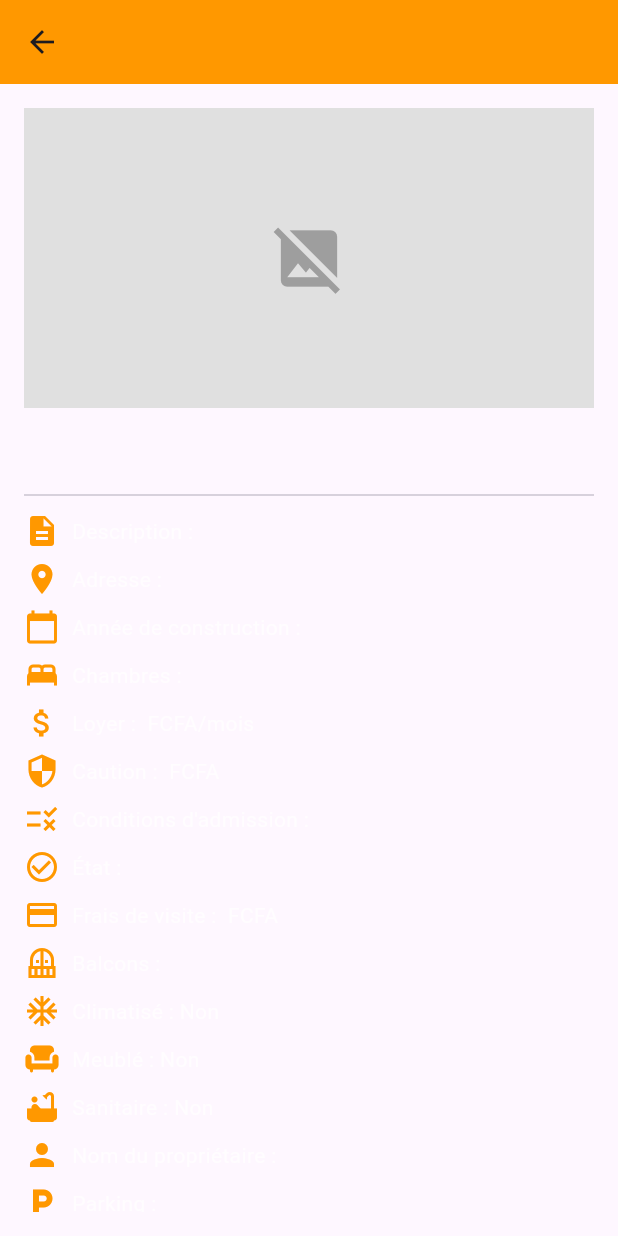
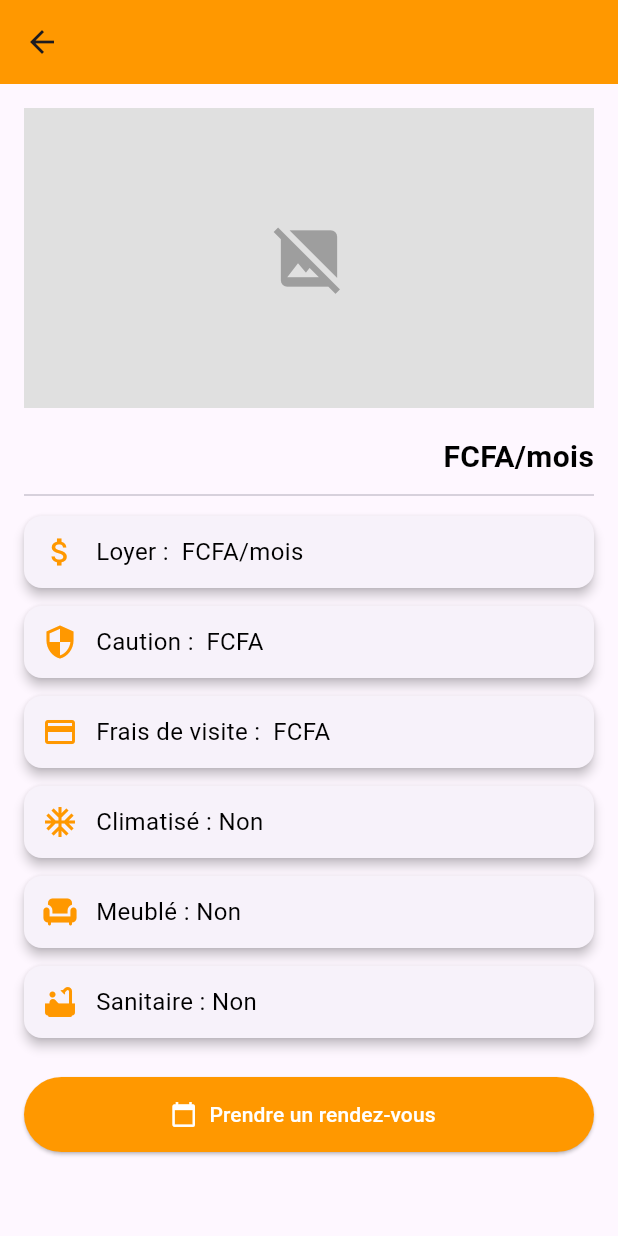
Before and after one commit to Honorine684/flutterDay05, a Flutter app: the LogementDetailsPage screen opened directly with empty values, on a phone screen of 412 x 824 dp. Run offline on Flutter 3.47's test engine with Material 3 defaults, Android fonts, the phone set to English and light mode, and no system bars; our stand-ins replace cloud_firestore, firebase_auth, firebase_core, flutter_image_compress, google_maps_flutter, google_sign_in and 1 more; accounts and stored records are empty; network calls fail.

Commit message:
[Ajout]Merge des branches de houeefa et arrangement du design

```diff
--- a/houeffa_log/lib/auth/auth_service.dart
+++ b/houeffa_log/lib/auth/auth_service.dart
@@ -64,7 +64,7 @@ class AuthService {
       return userCredential.user;
     } on FirebaseAuthException catch (e) {
       debugPrint("Erreur lors de l'inscription : ${e.message}");
-      throw e;
+      rethrow;
     }
   }
 
@@ -79,7 +79,7 @@ class AuthService {
       return userCredential.user;
     } on FirebaseAuthException catch (e) {
       debugPrint("Erreur lors de la connexion : ${e.message}");
-      throw e;
+      rethrow;
     }
   }
 
@@ -121,7 +121,7 @@ class AuthService {
       debugPrint("Email de vérification envoyé à ${user.email}");
     } on FirebaseAuthException catch (e) {
       debugPrint("Erreur lors de l'envoi de l'email : ${e.message}");
-      throw e;
+      rethrow;
     }
   }
 
--- a/houeffa_log/lib/main.dart
+++ b/houeffa_log/lib/main.dart
@@ -114,8 +114,8 @@ class _MainScreenState extends State<MainScreen> {
           opacity: animation,
           child: child,
         ),
+        key: ValueKey<int>(_selectedIndex),
         child: _pages[_selectedIndex],
-        key: ValueKey<int>(_selectedIndex),
       ),
       bottomNavigationBar: BottomNavigationBar(
         currentIndex: _selectedIndex,
--- a/houeffa_log/lib/screens/home_screen.dart
+++ b/houeffa_log/lib/screens/home_screen.dart
@@ -149,6 +149,36 @@ class _HomePageState extends State<HomeScreen> {
                                     style: TextStyle(color: Colors.black.withOpacity(0.6)),
                                   ),
                                   const SizedBox(height: 8),
+
+                                  // 👉 Ajout des 3 icônes sous la description
+                                  Row(
+                                    mainAxisAlignment: MainAxisAlignment.spaceEvenly,
+                                    children: [
+                                      Row(
+                                        children: [
+                                          const Icon(Icons.bed, color: Colors.orange),
+                                          const SizedBox(width: 4),
+                                          Text('${logement['chambres'] ?? 0} ch.')
+                                        ],
+                                      ),
+                                      Row(
+                                        children: [
+                                          const Icon(Icons.square_foot, color: Colors.orange),
+                                          const SizedBox(width: 4),
+                                          Text('${logement['surface'] ?? 'N/D'} m²')
+                                        ],
+                                      ),
+                                      Row(
+                                        children: [
+                                          const Icon(Icons.info, color: Colors.orange),
+                                          const SizedBox(width: 4),
+                                          Text(logement['statut'] ?? 'N/D')
+                                        ],
+                                      ),
+                                    ],
+                                  ),
+
+                                  const SizedBox(height: 8),
                                   Align(
                                     alignment: Alignment.centerRight,
                                     child: TextButton(
--- a/houeffa_log/lib/screens/logementDetailsPage.dart
+++ b/houeffa_log/lib/screens/logementDetailsPage.dart
@@ -1,28 +1,42 @@
 import 'package:flutter/material.dart';
 import 'package:cloud_firestore/cloud_firestore.dart';
 import 'dart:convert';
+
+import 'package:houeffa_log/ui/reservation.dart';
 
 class LogementDetailsPage extends StatelessWidget {
   final DocumentSnapshot logement;
 
   const LogementDetailsPage({super.key, required this.logement});
 
-  Widget _buildInfoRow(IconData icon, String label, String? value) {
-    return Padding(
-      padding: const EdgeInsets.symmetric(vertical: 4.0),
+  Widget _buildInfoCard(IconData icon, String label, dynamic value) {
+    return value != null && value.toString().trim().isNotEmpty
+        ? Card(
+            elevation: 3,
+            margin: const EdgeInsets.symmetric(vertical: 6.0),
+            shape: RoundedRectangleBorder(
+              borderRadius: BorderRadius.circular(12.0),
+            ),
+            child: Padding(
+              padding: const EdgeInsets.all(12.0),
               child: Row(
                 children: [
                   Icon(icon, color: Colors.orange),
-          const SizedBox(width: 8),
+                  const SizedBox(width: 12),
                   Expanded(
                     child: Text(
-              "$label : ${value ?? 'Non spécifié'}",
-              style: TextStyle(color: Colors.white.withOpacity(0.7)),
+                      "$label : $value",
+                      style: const TextStyle(
+                        color: Colors.black,
+                        fontSize: 16,
+                      ),
                     ),
                   ),
                 ],
               ),
-    );
+            ),
+          )
+        : const SizedBox();
   }
 
   @override
@@ -32,7 +46,6 @@ class LogementDetailsPage extends StatelessWidget {
       logement['photo2'],
       logement['photo3'],
     ].whereType<String>().where((photo) => photo.isNotEmpty).toList();
-
 
     return Scaffold(
       appBar: AppBar(
@@ -45,6 +58,7 @@ class LogementDetailsPage extends StatelessWidget {
           child: Column(
             crossAxisAlignment: CrossAxisAlignment.start,
             children: [
+              // Affichage des photos
               photos.isNotEmpty
                   ? Column(
                       children: [
@@ -88,35 +102,60 @@ class LogementDetailsPage extends StatelessWidget {
                         color: Colors.grey,
                       ),
                     ),
+
               const SizedBox(height: 16),
-              Text(
+
+              Row(
+  mainAxisAlignment: MainAxisAlignment.spaceBetween,
+  children: [
+    Expanded(
+      child: Text(
         logement['titre'] ?? 'Sans titre',
         style: const TextStyle(
-                    fontSize: 24, fontWeight: FontWeight.bold),
+          fontSize: 24,
+          fontWeight: FontWeight.bold,
+        ),
+        overflow: TextOverflow.ellipsis,
+      ),
+    ),
+    Text(
+      "${logement['loyerMois'] ?? 0} FCFA/mois",
+      style: const TextStyle(
+        fontSize: 20,
+        fontWeight: FontWeight.bold,
+        color: Colors.black,
+      ),
+    ),
+  ],
 ),
 const Divider(),
-              _buildInfoRow(Icons.description, "Description", logement['description']),
-              _buildInfoRow(Icons.location_on, "Adresse", logement['adresse']),
-              _buildInfoRow(Icons.calendar_today, "Année de construction", logement['annee_construction']?.toString()),
-              _buildInfoRow(Icons.bed, "Chambres", logement['chambres']?.toString()),
-              _buildInfoRow(Icons.attach_money, "Loyer", "${logement['loyerMois'] ?? 0} FCFA/mois"),
-              _buildInfoRow(Icons.security, "Caution", "${logement['caution'] ?? 0} FCFA"),
-              _buildInfoRow(Icons.rule, "Conditions d'admission", logement['conditionAdmission']),
-              _buildInfoRow(Icons.check_circle_outline, "État", logement['etat']),
-              _buildInfoRow(Icons.payment, "Frais de visite", "${logement['fraisVisite'] ?? 0} FCFA"),
-              _buildInfoRow(Icons.balcony, "Balcons", logement['balcons']?.toString()),
-              _buildInfoRow(Icons.ac_unit, "Climatisé", logement['estClimatise'] == true ? 'Oui' : 'Non'),
-              _buildInfoRow(Icons.chair, "Meublé", logement['estMeuble'] == true ? 'Oui' : 'Non'),
-              _buildInfoRow(Icons.bathtub, "Sanitaire", logement['estSanitaire'] == true ? 'Oui' : 'Non'),
-              _buildInfoRow(Icons.person, "Nom du propriétaire", logement['nomProprietaire']),
-              _buildInfoRow(Icons.local_parking, "Parking", logement['parking']?.toString()),
-              _buildInfoRow(Icons.shower, "Salles de bain", logement['salles_de_bain']?.toString()),
-              _buildInfoRow(Icons.chair_alt, "Salons", logement['salons']?.toString()),
-              _buildInfoRow(Icons.info, "Statut", logement['statut']),
-              _buildInfoRow(Icons.square_foot, "Surface", logement['surface']?.toString()),
-              _buildInfoRow(Icons.terrain, "Terrasses", logement['terrasses']?.toString()),
-              _buildInfoRow(Icons.article, "Type de bail", logement['typeDeBail']),
+
+              // Détails du logement
+              _buildInfoCard(Icons.description, "Description", logement['description']),
+              _buildInfoCard(Icons.location_on, "Adresse", logement['adresse']),
+              _buildInfoCard(Icons.calendar_today, "Année de construction", logement['annee_construction']?.toString()),
+              _buildInfoCard(Icons.bed, "Chambres", logement['chambres']?.toString()),
+              _buildInfoCard(Icons.attach_money, "Loyer", "${logement['loyerMois'] ?? 0} FCFA/mois"),
+              _buildInfoCard(Icons.security, "Caution", "${logement['caution'] ?? 0} FCFA"),
+              _buildInfoCard(Icons.rule, "Conditions d'admission", logement['conditionAdmission']),
+              _buildInfoCard(Icons.check_circle_outline, "État", logement['etat']),
+              _buildInfoCard(Icons.payment, "Frais de visite", "${logement['fraisVisite'] ?? 0} FCFA"),
+              _buildInfoCard(Icons.balcony, "Balcons", logement['balcons']?.toString()),
+              _buildInfoCard(Icons.ac_unit, "Climatisé", logement['estClimatise'] == true ? 'Oui' : 'Non'),
+              _buildInfoCard(Icons.chair, "Meublé", logement['estMeuble'] == true ? 'Oui' : 'Non'),
+              _buildInfoCard(Icons.bathtub, "Sanitaire", logement['estSanitaire'] == true ? 'Oui' : 'Non'),
+              _buildInfoCard(Icons.person, "Nom du propriétaire", logement['nomProprietaire']),
+              _buildInfoCard(Icons.local_parking, "Parking", logement['parking']?.toString()),
+              _buildInfoCard(Icons.shower, "Salles de bain", logement['salles_de_bain']?.toString()),
+              _buildInfoCard(Icons.chair_alt, "Salons", logement['salons']?.toString()),
+              _buildInfoCard(Icons.info, "Statut", logement['statut']),
+              _buildInfoCard(Icons.square_foot, "Surface", logement['surface']?.toString()),
+              _buildInfoCard(Icons.terrain, "Terrasses", logement['terrasses']?.toString()),
+              _buildInfoCard(Icons.article, "Type de bail", logement['typeDeBail']),
+
               const SizedBox(height: 20),
+
+              // Bouton de prise de rendez-vous
               ElevatedButton.icon(
                 icon: const Icon(Icons.calendar_today, color: Colors.white),
                 label: const Text("Prendre un rendez-vous"),
@@ -126,8 +165,14 @@ class LogementDetailsPage extends StatelessWidget {
                   minimumSize: const Size(double.infinity, 50),
                 ),
                 onPressed: () {
-                  // Action à définir (Appel ou message)
+  Navigator.push(
+    context,
+    MaterialPageRoute(
+      builder: (context) => Reservation(logementId: logement.id),
+    ),
+  );
 },
+
               ),
             ],
           ),
--- a/houeffa_log/lib/ui/pick_image.dart
+++ b/houeffa_log/lib/ui/pick_image.dart
@@ -5,7 +5,7 @@ import 'package:image_picker/image_picker.dart';
 import 'package:flutter_image_compress/flutter_image_compress.dart';
 
 class PickImage extends StatefulWidget {
-  const PickImage({Key? key}) : super(key: key);
+  const PickImage({super.key});
 
   @override
   _PickImageState createState() => _PickImageState();
```
Lines whose indentation alone changed are shown as unchanged.
